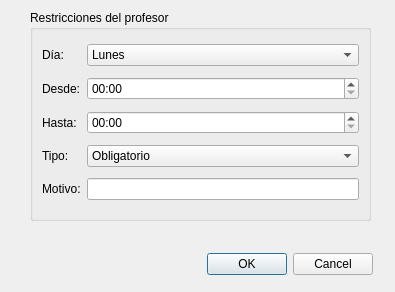
The window that src/ui/preferencia_form.ui (IvanJesusCorbalanPascual/Creador-de-Horarios) describes before a commit, drawn with Qt 5.
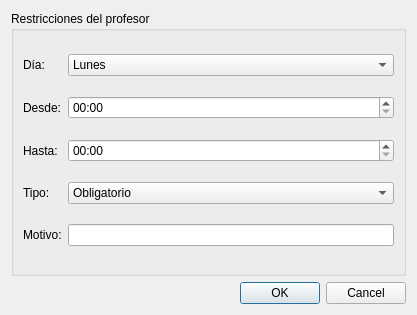
The same window after the commit.

Diff of the .ui file:
```diff
--- a/src/ui/preferencia_form.ui
+++ b/src/ui/preferencia_form.ui
@@ -6,22 +6,16 @@
    <rect>
     <x>0</x>
     <y>0</y>
-    <width>395</width>
-    <height>292</height>
+    <width>417</width>
+    <height>315</height>
    </rect>
   </property>
   <property name="windowTitle">
    <string>Añadir restricción</string>
   </property>
+  <layout class="QVBoxLayout" name="verticalLayout">
+   <item>
   <widget class="QGroupBox" name="groupBox">
-   <property name="geometry">
-    <rect>
-     <x>30</x>
-     <y>10</y>
-     <width>341</width>
-     <height>211</height>
-    </rect>
-   </property>
    <property name="title">
     <string>Restricciones del profesor</string>
    </property>
@@ -123,19 +117,15 @@
     </item>
    </layout>
   </widget>
+   </item>
+   <item>
   <widget class="QDialogButtonBox" name="buttonBox">
-   <property name="geometry">
-    <rect>
-     <x>180</x>
-     <y>250</y>
-     <width>193</width>
-     <height>28</height>
-    </rect>
-   </property>
    <property name="standardButtons">
     <set>QDialogButtonBox::Cancel|QDialogButtonBox::Ok</set>
    </property>
   </widget>
+   </item>
+  </layout>
  </widget>
  <resources/>
  <connections/>
```
Lines whose indentation alone changed are shown as unchanged.
